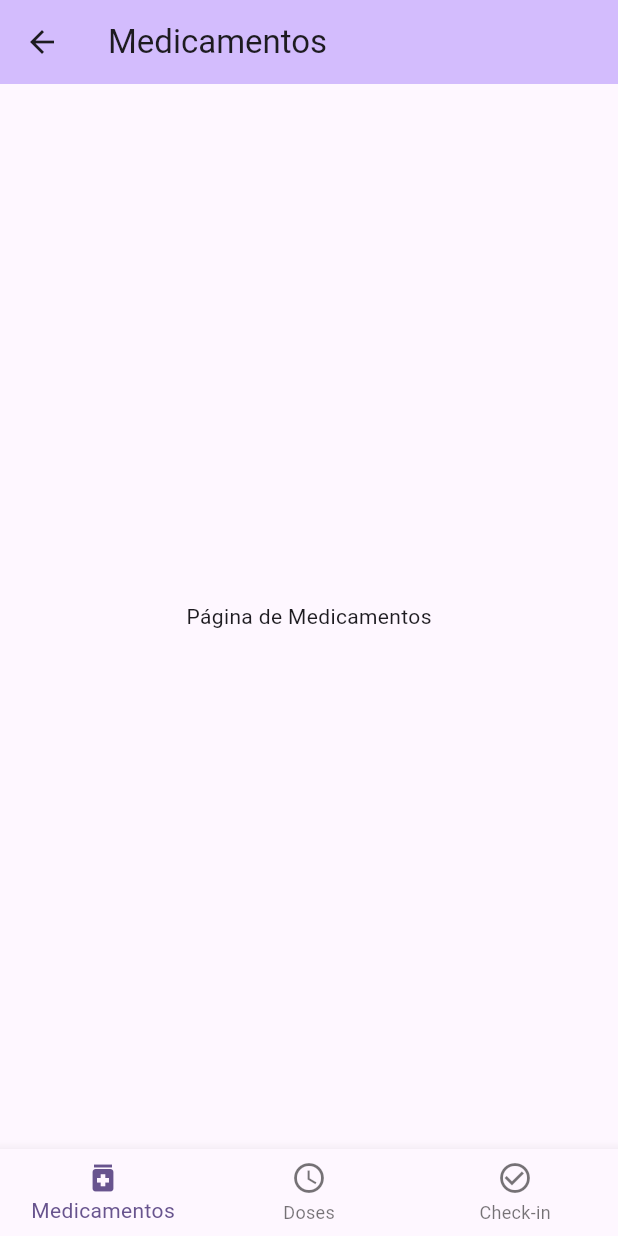
After one commit to BrunoPinheirofe/medlog, a Flutter app: the MainLayout screen opened directly, on a phone screen of 412 x 824 dp. The commit adds this screen. Run offline on Flutter 3.47's test engine with Material 3 defaults, Android fonts, the phone set to English and light mode, and no system bars; our stand-ins replace flex_color_scheme, material_ui.

Commit message:
definindo primeiras paginas

```diff
--- /dev/null
+++ b/devtools_options.yaml
@@ -0,0 +1,3 @@
+description: This file stores settings for Dart & Flutter DevTools.
+documentation: https://docs.flutter.dev/tools/devtools/extensions#configure-extension-enablement-states
+extensions:
--- /dev/null
+++ b/lib/core/layout/main_layout.dart
@@ -0,0 +1,60 @@
+import 'package:material_ui/material_ui.dart';
+import '../../features/medicamentos/medicamentos_page.dart';
+import '../../features/doses/doses_page.dart';
+import '../../features/checkin/checkin_page.dart';
+
+class MainLayout extends StatefulWidget {
+  const MainLayout({super.key});
+
+  @override
+  State<MainLayout> createState() => _MainLayoutState();
+}
+
+class _MainLayoutState extends State<MainLayout> {
+  int _currentIndex = 0;
+
+  final List<Widget> _pages = [
+    const MedicamentosPage(),
+    const DosesPage(),
+    const CheckinPage(),
+  ];
+
+  final List<String> _titles = [
+    'Medicamentos',
+    'Doses',
+    'Check-in',
+  ];
+
+  @override
+  Widget build(BuildContext context) {
+    return Scaffold(
+      appBar: AppBar(
+        title: Text(_titles[_currentIndex]),
+        backgroundColor: Theme.of(context).colorScheme.inversePrimary,
+      ),
+      body: _pages[_currentIndex],
+      bottomNavigationBar: BottomNavigationBar(
+        currentIndex: _currentIndex,
+        onTap: (index) {
+          setState(() {
+            _currentIndex = index;
+          });
+        },
+        items: const [
+          BottomNavigationBarItem(
+            icon: Icon(Icons.medication),
+            label: 'Medicamentos',
+          ),
+          BottomNavigationBarItem(
+            icon: Icon(Icons.schedule),
+            label: 'Doses',
+          ),
+          BottomNavigationBarItem(
+            icon: Icon(Icons.check_circle_outline),
+            label: 'Check-in',
+          ),
+        ],
+      ),
+    );
+  }
+}
--- a/lib/core/theme/app_theme.dart
+++ b/lib/core/theme/app_theme.dart
@@ -1,5 +1,5 @@
 import 'package:flex_color_scheme/flex_color_scheme.dart';
-import 'package:flutter/material.dart';
+import 'package:material_ui/material_ui.dart';
 
 /// Gerenciador de Temas do Aplicativo
 /// Utiliza o [FlexColorScheme] para gerar temas Material 3 harmoniosos.
@@ -9,7 +9,7 @@ class AppTheme {
 
   /// Define qual paleta base vamos usar (ex: Dracula, Tokyo Night, etc).
   /// Você pode facilmente trocar isso mudando o valor abaixo.
-  static const FlexScheme _currentScheme = FlexScheme.dracula; // Ou FlexScheme.tokyoNight
+  static const FlexScheme _currentScheme = FlexScheme.indigo; // Ou FlexScheme.tokyoNight
 
   /// Tema Claro
   static ThemeData get lightTheme {
@@ -20,7 +20,6 @@ class AppTheme {
       subThemesData: const FlexSubThemesData(
         blendOnLevel: 10,
         blendOnColors: false,
-        useTextTheme: true,
         useM2StyleDividerInM3: true,
         alignedDropdown: true,
         useInputDecoratorThemeInDialogs: true,
@@ -39,7 +38,6 @@ class AppTheme {
       blendLevel: 13,
       subThemesData: const FlexSubThemesData(
         blendOnLevel: 20,
-        useTextTheme: true,
         useM2StyleDividerInM3: true,
         alignedDropdown: true,
         useInputDecoratorThemeInDialogs: true,
--- /dev/null
+++ b/lib/features/medicamentos/medicamentos_page.dart
@@ -0,0 +1,12 @@
+import 'package:material_ui/material_ui.dart';
+
+class MedicamentosPage extends StatelessWidget {
+  const MedicamentosPage({super.key});
+
+  @override
+  Widget build(BuildContext context) {
+    return const Center(
+      child: Text('Página de Medicamentos'),
+    );
+  }
+}
--- a/lib/main.dart
+++ b/lib/main.dart
@@ -1,4 +1,4 @@
-import 'package:flutter/material.dart';
+import 'package:material_ui/material_ui.dart';
 
 void main() {
   runApp(const MyApp());
--- a/pubspec.yaml
+++ b/pubspec.yaml
@@ -39,6 +39,8 @@ dependencies:
   flutter_local_notifications: ^22.3.1
   path_provider: ^2.1.6
   flex_color_scheme: ^9.0.0
+  material_ui: ^1.5.0
+  cupertino_ui: ^1.1.1
 
 dev_dependencies:
   flutter_test:
```
Also changed, not shown: lib/features/checkin/checkin_page.dart (added, +12 -0 lines), lib/features/doses/doses_page.dart (added, +12 -0 lines), pubspec.lock, 1 other file.
